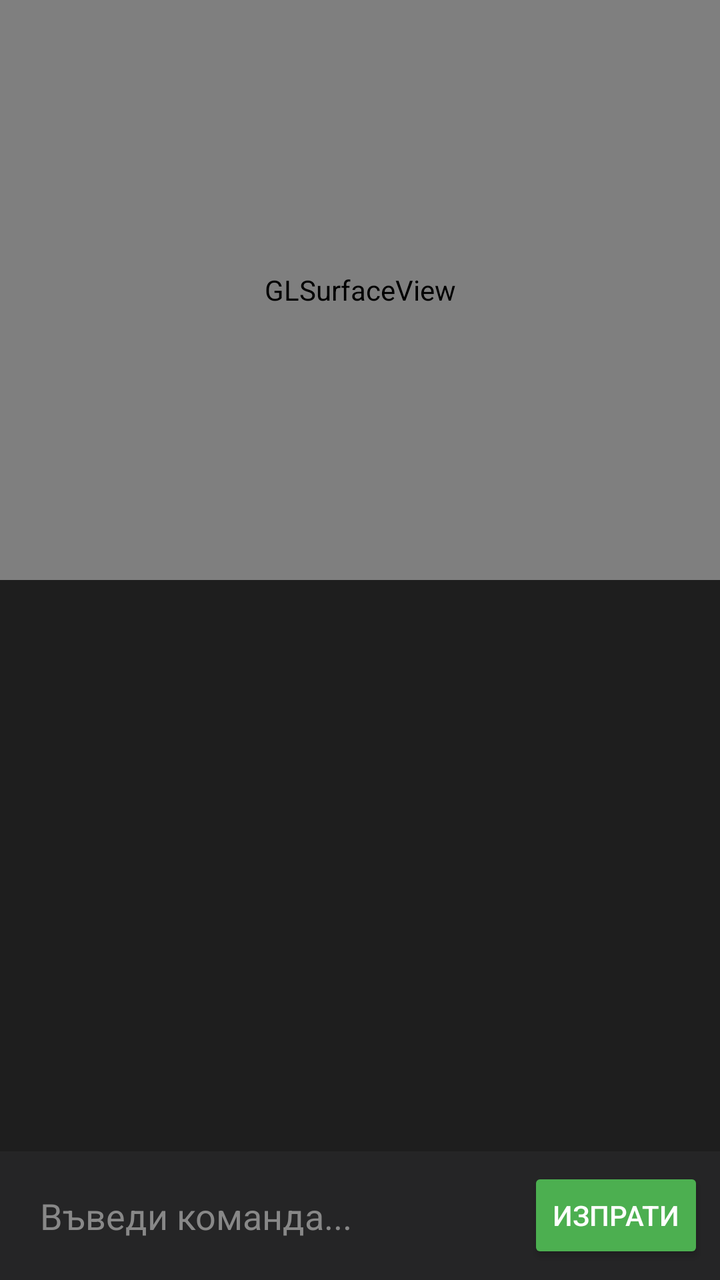
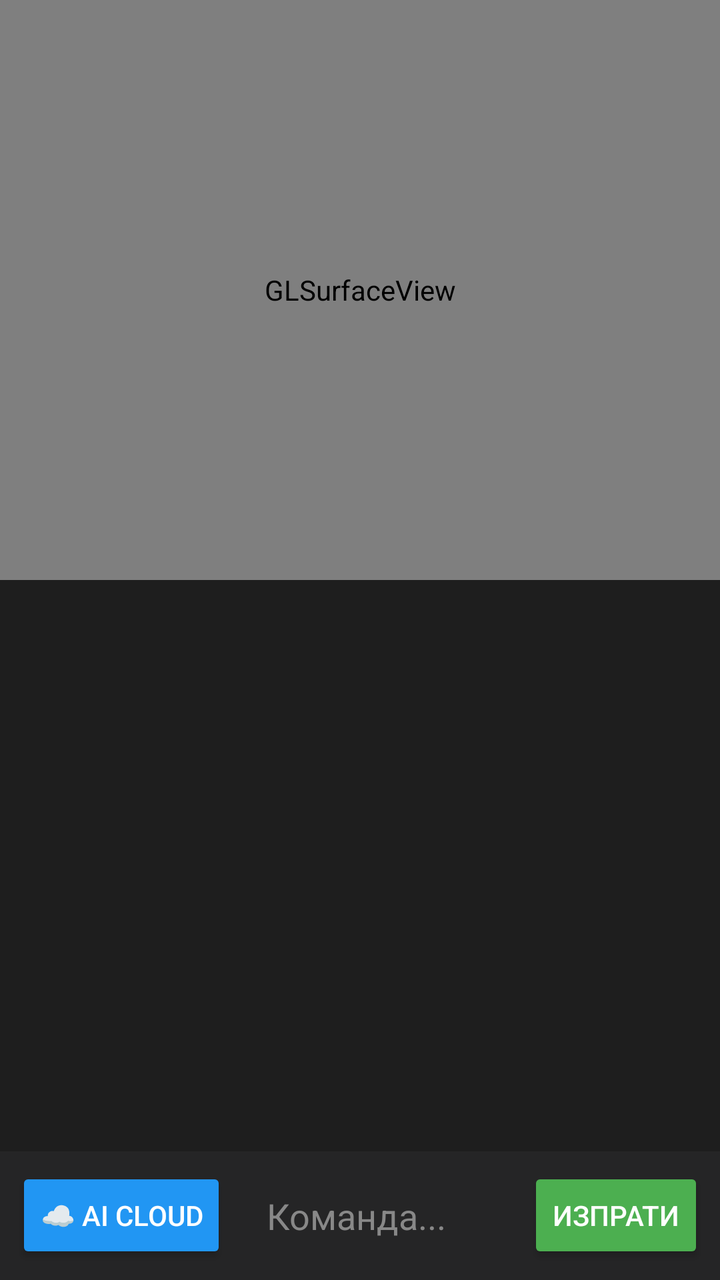

The first picture is an Android layout as it rendered before a commit; the second is the same layout after the commit. The layout source and the unified diff follow.
<!-- AndroidManifest.xml: application theme Theme.AppCompat.Light.NoActionBar -->
<!-- res/layout/activity_main.xml -->
<?xml version="1.0" encoding="utf-8"?>
<androidx.constraintlayout.widget.ConstraintLayout 
    xmlns:android="http://schemas.android.com/apk/res/android"
    xmlns:app="http://schemas.android.com/apk/res-auto"
    android:layout_width="match_parent"
    android:layout_height="match_parent"
    android:background="#121212">

    
    <FrameLayout
        android:id="@+id/engine_viewport"
        android:layout_width="0dp"
        android:layout_height="0dp"
        android:background="#000000"
        app:layout_constraintTop_toTopOf="parent"
        app:layout_constraintBottom_toTopOf="@+id/chat_layout"
        app:layout_constraintStart_toStartOf="parent"
        app:layout_constraintEnd_toEndOf="parent">
        
        <android.opengl.GLSurfaceView
            android:id="@+id/gl_surface_view"
            android:layout_width="match_parent"
            android:layout_height="match_parent" />
    </FrameLayout>

    
    <androidx.constraintlayout.widget.ConstraintLayout
        android:id="@+id/chat_layout"
        android:layout_width="0dp"
        android:layout_height="350dp"
        android:background="#1E1E1E"
        app:layout_constraintBottom_toBottomOf="parent"
        app:layout_constraintStart_toStartOf="parent"
        app:layout_constraintEnd_toEndOf="parent">

        <androidx.recyclerview.widget.RecyclerView
            android:id="@+id/chat_recycler"
            android:layout_width="0dp"
            android:layout_height="0dp"
            android:padding="8dp"
            android:clipToPadding="false"
            app:layout_constraintTop_toTopOf="parent"
            app:layout_constraintBottom_toTopOf="@+id/input_layout"
            app:layout_constraintStart_toStartOf="parent"
            app:layout_constraintEnd_toEndOf="parent" />

        <LinearLayout
            android:id="@+id/input_layout"
            android:layout_width="0dp"
            android:layout_height="wrap_content"
            android:orientation="horizontal"
            android:padding="8dp"
            android:background="#252526"
            android:gravity="center_vertical"
            app:layout_constraintBottom_toBottomOf="parent"
            app:layout_constraintStart_toStartOf="parent"
            app:layout_constraintEnd_toEndOf="parent">

            <EditText
                android:id="@+id/chat_input"
                android:layout_width="0dp"
                android:layout_height="wrap_content"
                android:layout_weight="1"
                android:hint="Въведи команда..."
                android:textColorHint="#888888"
                android:textColor="#FFFFFF"
                android:background="@android:color/transparent"
                android:padding="12dp"
                android:inputType="textMultiLine"
                android:maxLines="4"/>

            <Button
                android:id="@+id/btn_send"
                android:layout_width="wrap_content"
                android:layout_height="wrap_content"
                android:text="Изпрати"
                android:backgroundTint="#4CAF50"
                android:textColor="#FFFFFF"/>
        </LinearLayout>
    </androidx.constraintlayout.widget.ConstraintLayout>
</androidx.constraintlayout.widget.ConstraintLayout>
<!-- resources referenced by this layout -->
<resources>

</resources>

<!-- the commit's change to res/layout/activity_main.xml (unified diff, before → after) -->
@@ -6,7 +6,6 @@
     android:layout_height="match_parent"
     android:background="#121212">
 
-    
     <FrameLayout
         android:id="@+id/engine_viewport"
         android:layout_width="0dp"
@@ -23,7 +22,6 @@
             android:layout_height="match_parent" />
     </FrameLayout>
 
-    
     <androidx.constraintlayout.widget.ConstraintLayout
         android:id="@+id/chat_layout"
         android:layout_width="0dp"
@@ -56,12 +54,21 @@
             app:layout_constraintStart_toStartOf="parent"
             app:layout_constraintEnd_toEndOf="parent">
 
+            <Button
+                android:id="@+id/btn_ai_cloud"
+                android:layout_width="wrap_content"
+                android:layout_height="wrap_content"
+                android:text="☁️ AI Cloud"
+                android:backgroundTint="#2196F3"
+                android:textColor="#FFFFFF"
+                android:layout_marginEnd="8dp"/>
+
             <EditText
                 android:id="@+id/chat_input"
                 android:layout_width="0dp"
                 android:layout_height="wrap_content"
                 android:layout_weight="1"
-                android:hint="Въведи команда..."
+                android:hint="Команда..."
                 android:textColorHint="#888888"
                 android:textColor="#FFFFFF"
                 android:background="@android:color/transparent"
